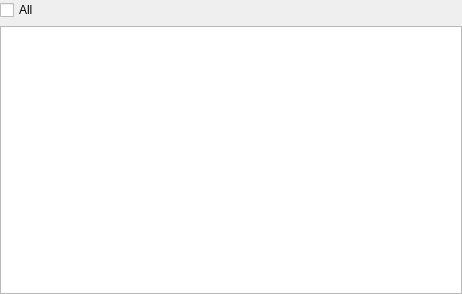
This is xmimewidget.ui in horsicq/XMIMEWidget as Qt 5 draws it before an edit. The edited form follows.
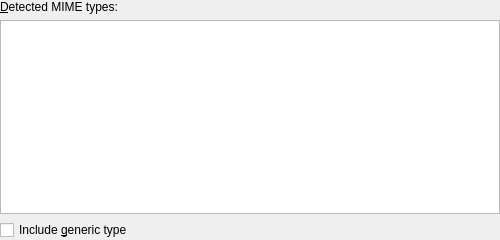
This is the edited form.

Commit message: refactor: update MIME dialog and widget UI

```diff
--- a/xmimewidget.ui
+++ b/xmimewidget.ui
@@ -6,8 +6,8 @@
    <rect>
     <x>0</x>
     <y>0</y>
-    <width>462</width>
-    <height>294</height>
+    <width>500</width>
+    <height>240</height>
    </rect>
   </property>
   <property name="windowTitle">
@@ -26,12 +26,38 @@
    <property name="bottomMargin">
     <number>0</number>
    </property>
+   <item>
+    <widget class="QLabel" name="labelMIME">
+     <property name="text">
+      <string>&amp;Detected MIME types:</string>
+     </property>
+     <property name="buddy">
+      <cstring>plainTextEditMIME</cstring>
+     </property>
+    </widget>
+   </item>
+   <item>
+    <widget class="QPlainTextEdit" name="plainTextEditMIME">
+     <property name="minimumSize">
+      <size>
+       <width>0</width>
+       <height>120</height>
+      </size>
+     </property>
+     <property name="lineWrapMode">
+      <enum>QPlainTextEdit::NoWrap</enum>
+     </property>
+     <property name="readOnly">
+      <bool>true</bool>
+     </property>
+    </widget>
+   </item>
    <item>
     <layout class="QHBoxLayout" name="horizontalLayout">
      <item>
       <widget class="QCheckBox" name="checkBoxAll">
        <property name="text">
-        <string>All</string>
+        <string>Include &amp;generic type</string>
        </property>
       </widget>
      </item>
@@ -48,15 +74,24 @@
        </property>
       </spacer>
      </item>
+     <item>
+      <widget class="QLabel" name="labelStatus">
+       <property name="text">
+        <string/>
+       </property>
+       <property name="textFormat">
+        <enum>Qt::PlainText</enum>
+       </property>
+       <property name="alignment">
+        <set>Qt::AlignRight|Qt::AlignTrailing|Qt::AlignVCenter</set>
+       </property>
+       <property name="textInteractionFlags">
+        <set>Qt::TextSelectableByMouse</set>
+       </property>
+      </widget>
+     </item>
     </layout>
    </item>
-   <item>
-    <widget class="QPlainTextEdit" name="plainTextEditMIME">
-     <property name="readOnly">
-      <bool>true</bool>
-     </property>
-    </widget>
-   </item>
   </layout>
  </widget>
  <resources/>
```
Left out of the diff: 4 changed lines with no effect on the pictures. The commit also changes 5 other files.
